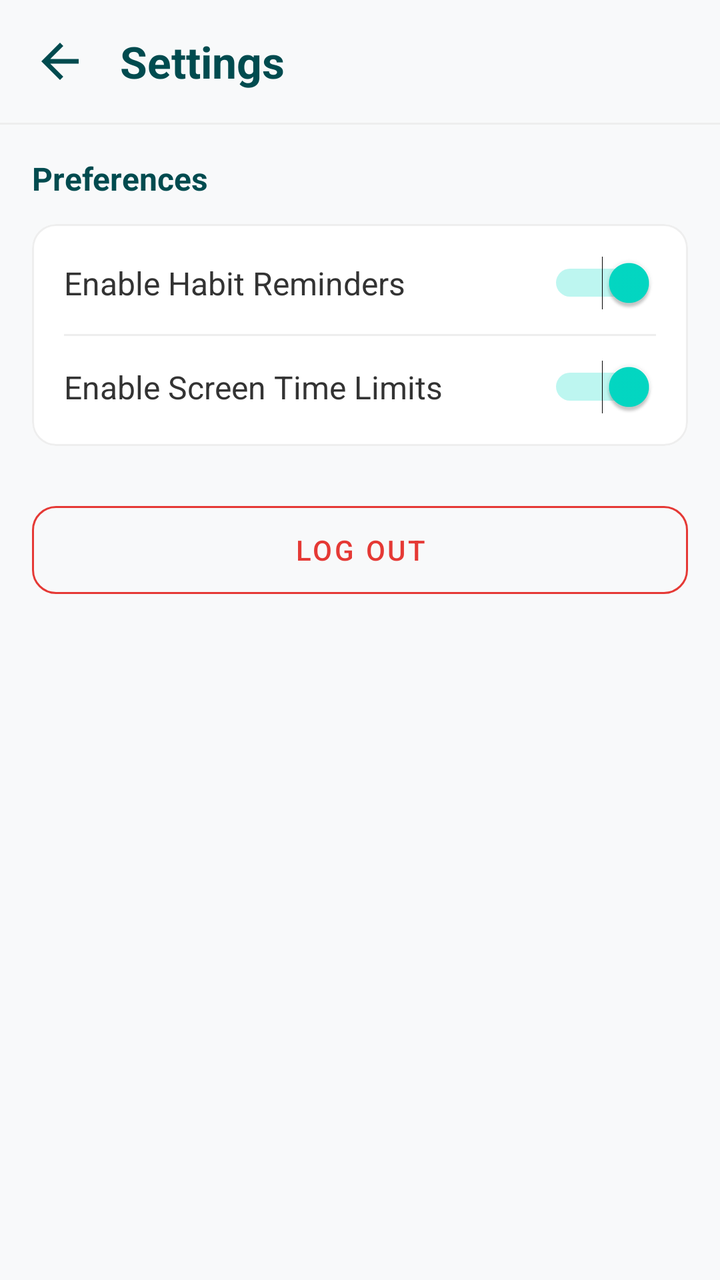
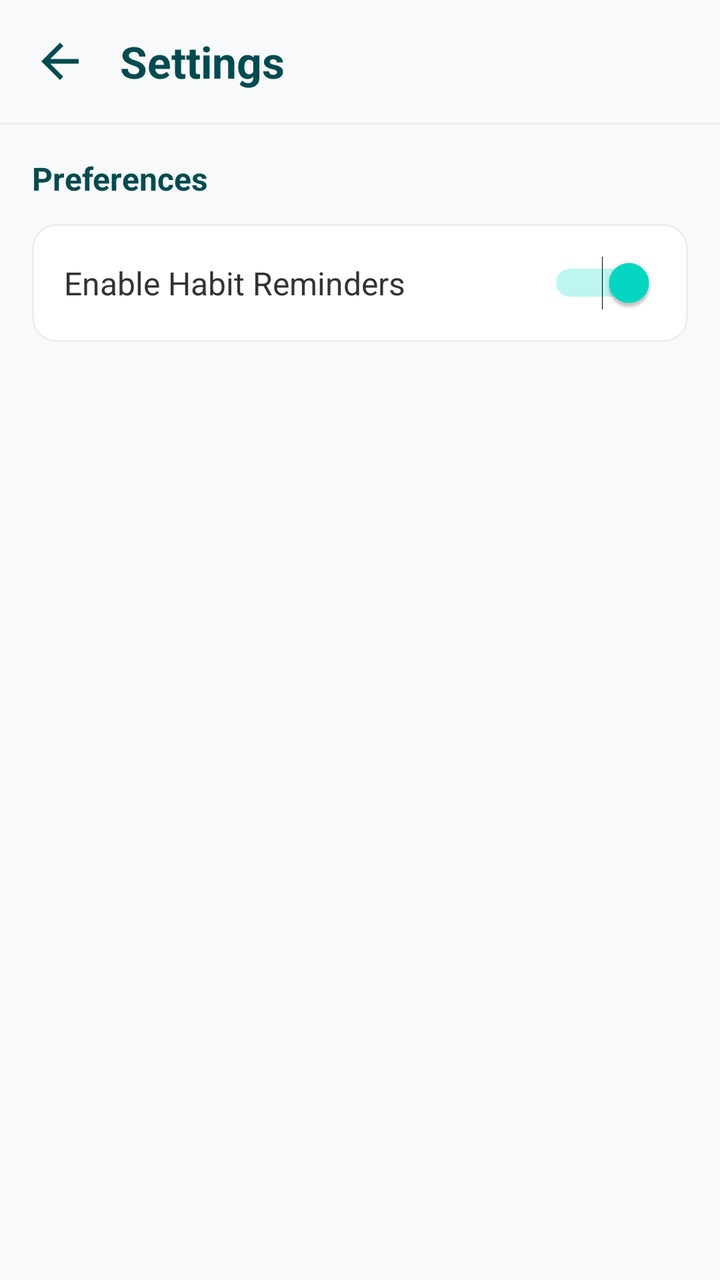

Two renders of the same Android screen: before a commit and after it. Below are the layout's source before the change and the commit's diff.
<!-- AndroidManifest.xml: application theme Theme.Mdpproject -->
<!-- res/layout/fragment_settings.xml -->
<?xml version="1.0" encoding="utf-8"?>
<androidx.constraintlayout.widget.ConstraintLayout xmlns:android="http://schemas.android.com/apk/res/android"
    xmlns:app="http://schemas.android.com/apk/res-auto"
    android:layout_width="match_parent"
    android:layout_height="match_parent"
    android:background="#F8F9FA">

    
    <androidx.constraintlayout.widget.ConstraintLayout
        android:id="@+id/headerLayout"
        android:layout_width="match_parent"
        android:layout_height="wrap_content"
        android:padding="16dp"
        app:layout_constraintTop_toTopOf="parent">

        <ImageView
            android:id="@+id/btn_back"
            android:layout_width="28dp"
            android:layout_height="28dp"
            android:src="@drawable/ic_back"
            app:tint="#004B4F"
            app:layout_constraintStart_toStartOf="parent"
            app:layout_constraintTop_toTopOf="parent"
            app:layout_constraintBottom_toBottomOf="parent" />

        <TextView
            android:id="@+id/tvTitle"
            android:layout_width="wrap_content"
            android:layout_height="wrap_content"
            android:layout_marginStart="16dp"
            android:text="Settings"
            android:textColor="#004B4F"
            android:textSize="22sp"
            android:textStyle="bold"
            app:layout_constraintStart_toEndOf="@id/btn_back"
            app:layout_constraintTop_toTopOf="parent"
            app:layout_constraintBottom_toBottomOf="parent" />

    </androidx.constraintlayout.widget.ConstraintLayout>

    <View
        android:id="@+id/headerDivider"
        android:layout_width="match_parent"
        android:layout_height="1dp"
        android:background="#EEEEEE"
        app:layout_constraintTop_toBottomOf="@id/headerLayout" />

    <LinearLayout
        android:layout_width="match_parent"
        android:layout_height="wrap_content"
        android:orientation="vertical"
        android:padding="16dp"
        app:layout_constraintTop_toBottomOf="@id/headerDivider">

        <TextView
            android:layout_width="wrap_content"
            android:layout_height="wrap_content"
            android:text="Preferences"
            android:textColor="#004B4F"
            android:textSize="16sp"
            android:textStyle="bold"
            android:layout_marginBottom="12dp" />

        <com.google.android.material.card.MaterialCardView
            android:layout_width="match_parent"
            android:layout_height="wrap_content"
            app:cardCornerRadius="12dp"
            app:cardElevation="0dp"
            app:strokeWidth="1dp"
            app:strokeColor="#EEEEEE"
            app:cardBackgroundColor="#FFFFFF"
            android:layout_marginBottom="24dp">

            <LinearLayout
                android:layout_width="match_parent"
                android:layout_height="wrap_content"
                android:orientation="vertical"
                android:padding="16dp">

                <LinearLayout
                    android:layout_width="match_parent"
                    android:layout_height="wrap_content"
                    android:orientation="horizontal"
                    android:gravity="center_vertical">
                    
                    <TextView
                        android:layout_width="0dp"
                        android:layout_height="wrap_content"
                        android:layout_weight="1"
                        android:text="Enable Habit Reminders"
                        android:textColor="#333333"
                        android:textSize="16sp" />
                        
                    <Switch
                        android:id="@+id/switch_habit"
                        android:layout_width="wrap_content"
                        android:layout_height="wrap_content"
                        android:checked="true" />
                </LinearLayout>

                <View
                    android:layout_width="match_parent"
                    android:layout_height="1dp"
                    android:background="#EEEEEE"
                    android:layout_marginTop="12dp"
                    android:layout_marginBottom="12dp" />

                <LinearLayout
                    android:layout_width="match_parent"
                    android:layout_height="wrap_content"
                    android:orientation="horizontal"
                    android:gravity="center_vertical">
                    
                    <TextView
                        android:layout_width="0dp"
                        android:layout_height="wrap_content"
                        android:layout_weight="1"
                        android:text="Enable Screen Time Limits"
                        android:textColor="#333333"
                        android:textSize="16sp" />
                        
                    <Switch
                        android:id="@+id/switch_screen"
                        android:layout_width="wrap_content"
                        android:layout_height="wrap_content"
                        android:checked="true" />
                </LinearLayout>
                
            </LinearLayout>

        </com.google.android.material.card.MaterialCardView>

        <com.google.android.material.button.MaterialButton
            android:id="@+id/btn_logout"
            style="@style/Widget.MaterialComponents.Button.OutlinedButton"
            android:layout_width="match_parent"
            android:layout_height="56dp"
            android:text="Log Out"
            app:cornerRadius="12dp"
            app:strokeColor="#E53935"
            android:textColor="#E53935" />

    </LinearLayout>

</androidx.constraintlayout.widget.ConstraintLayout>
<!-- resources referenced by this layout -->
<resources>
  <!-- drawable ic_back (drawable) -->
  <vector xmlns:android="http://schemas.android.com/apk/res/android"
      android:width="24dp"
      android:height="24dp"
      android:viewportWidth="24"
      android:viewportHeight="24"
      android:tint="#004B4F">
      <path
          android:fillColor="@android:color/white"
          android:pathData="M20,11H7.83l5.59,-5.59L12,4l-8,8 8,8 1.41,-1.41L7.83,13H20v-2z"/>
  </vector>
  <style name="Theme.Mdpproject" parent="Theme.MaterialComponents.Light.NoActionBar">
          
          <item name="colorPrimary">@color/purple_500</item>
          <item name="colorPrimaryVariant">@color/purple_700</item>
          <item name="colorOnPrimary">@color/white</item>
          
          <item name="colorSecondary">@color/teal_200</item>
          <item name="colorSecondaryVariant">@color/teal_700</item>
          <item name="colorOnSecondary">@color/black</item>
          
          <item name="android:statusBarColor">?attr/colorPrimaryVariant</item>
          
      </style>
  <color name="purple_500">#FF6200EE</color>
  <color name="purple_700">#FF3700B3</color>
  <color name="white">#FFFFFFFF</color>
  <color name="teal_200">#FF03DAC5</color>
  <color name="teal_700">#FF018786</color>
  <color name="black">#FF000000</color>
</resources>

<!-- the commit's change to res/layout/fragment_settings.xml (unified diff, before → after) -->
@@ -98,47 +98,8 @@
                         android:checked="true" />
                 </LinearLayout>
 
-                <View
-                    android:layout_width="match_parent"
-                    android:layout_height="1dp"
-                    android:background="#EEEEEE"
-                    android:layout_marginTop="12dp"
-                    android:layout_marginBottom="12dp" />
-
-                <LinearLayout
-                    android:layout_width="match_parent"
-                    android:layout_height="wrap_content"
-                    android:orientation="horizontal"
-                    android:gravity="center_vertical">
-                    
-                    <TextView
-                        android:layout_width="0dp"
-                        android:layout_height="wrap_content"
-                        android:layout_weight="1"
-                        android:text="Enable Screen Time Limits"
-                        android:textColor="#333333"
-                        android:textSize="16sp" />
-                        
-                    <Switch
-                        android:id="@+id/switch_screen"
-                        android:layout_width="wrap_content"
-                        android:layout_height="wrap_content"
-                        android:checked="true" />
-                </LinearLayout>
-                
             </LinearLayout>
-
         </com.google.android.material.card.MaterialCardView>
-
-        <com.google.android.material.button.MaterialButton
-            android:id="@+id/btn_logout"
-            style="@style/Widget.MaterialComponents.Button.OutlinedButton"
-            android:layout_width="match_parent"
-            android:layout_height="56dp"
-            android:text="Log Out"
-            app:cornerRadius="12dp"
-            app:strokeColor="#E53935"
-            android:textColor="#E53935" />
 
     </LinearLayout>
 
